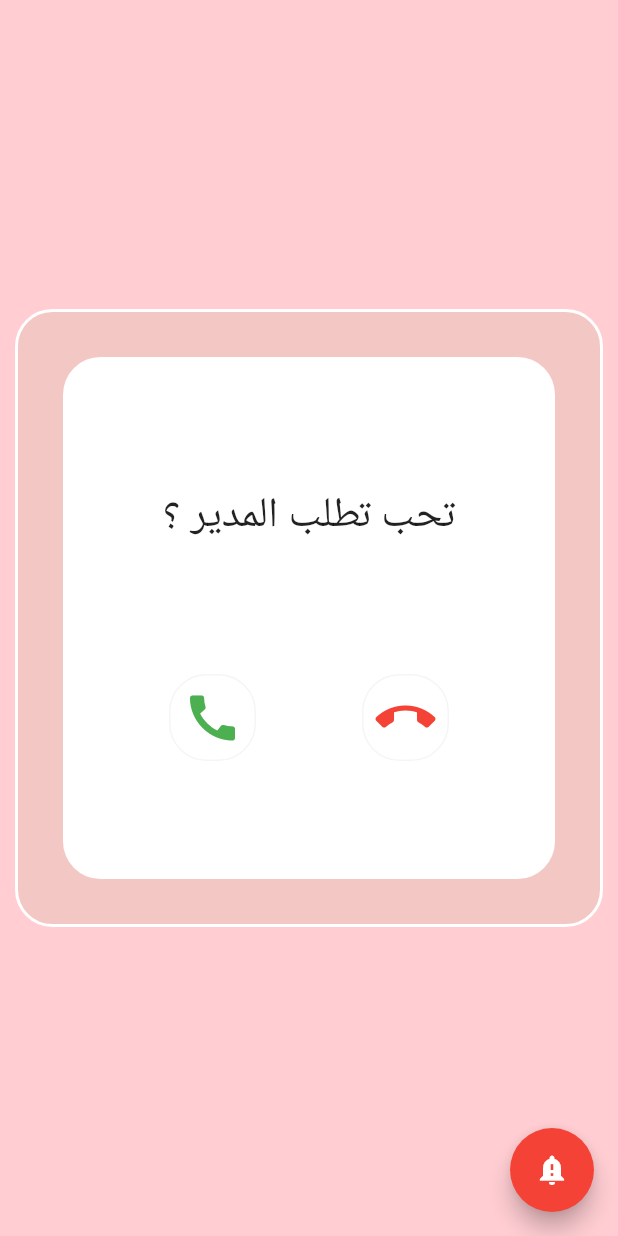
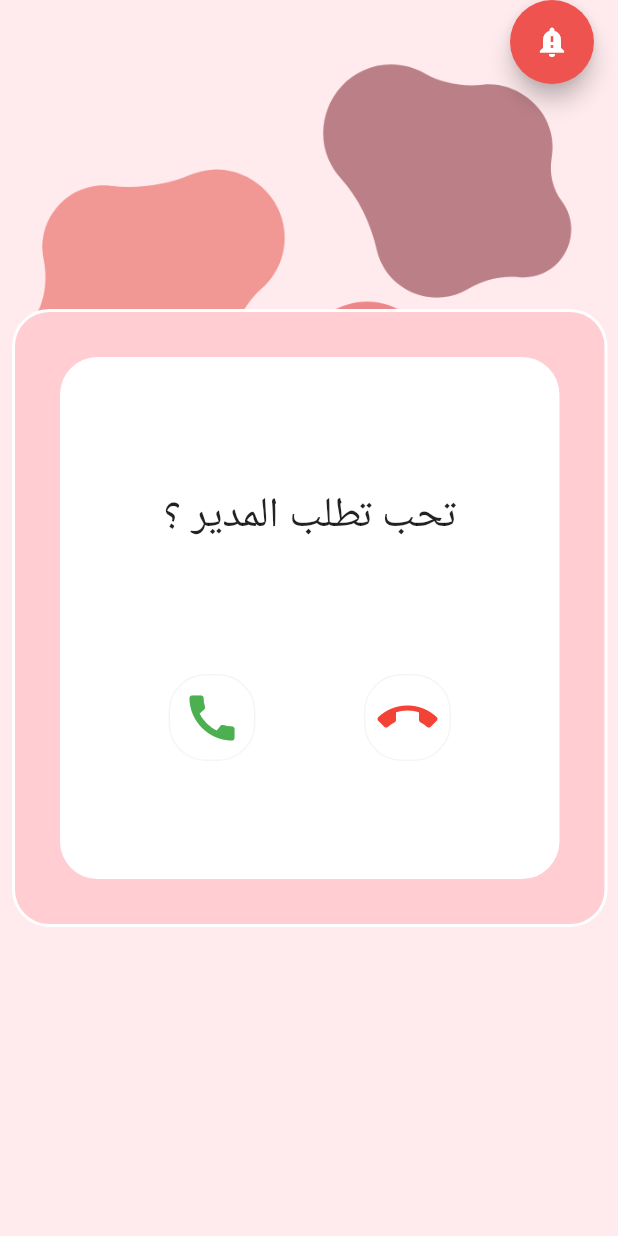
Before and after one commit to taharh/Hack_4Her, a Flutter app: the Calendar screen opened directly, after a tap on the "notification important" icon, on a phone screen of 412 x 824 dp. Run offline on Flutter 3.47's test engine with Material 2 defaults, Android fonts, the light colour scheme and no system bars; our stand-ins replace fluttertoast, shared_preferences, splashscreen, syncfusion_flutter_calendar; missing offline and left inert: flutter_dialogflow, sk_onboarding_screen; accounts and stored records are empty.

Commit message:
fixed calendar

```diff
--- a/lib/calendar.dart
+++ b/lib/calendar.dart
@@ -8,7 +8,6 @@ class Calendar extends StatefulWidget {
 }
 
 class _CalendarState extends State<Calendar> {
-
   int pos = 1;
 
   switchi() {
@@ -22,31 +21,50 @@ class _CalendarState extends State<Calendar> {
   Widget build(BuildContext context) {
     return Container(
       child: Scaffold(
-        backgroundColor: Colors.red[100],
-        body: pos > 0 ? setCalendar() : setCall(),
+        backgroundColor: Colors.red[50],
+        body: Stack(
+          children: [
+            Positioned(
+                child: Container(
+              height: MediaQuery.of(context).size.height,
+              width: MediaQuery.of(context).size.width,
+            )),
+            Positioned(child: Image.asset("images/header.png")),
+            Positioned(
+                top: MediaQuery.of(context).size.height / 4,
+                left: 8,
+                child: Container(
+                  width: MediaQuery.of(context).size.width-15,
+                  child: pos > 0 ? setCalendar() : setCall(),
+                )),
+          ],
+        ),
+        floatingActionButtonLocation: FloatingActionButtonLocation.endTop,
         floatingActionButton: FloatingActionButton(
+          backgroundColor: Colors.red[400],
           onPressed: () {
             switchi();
           },
-          child: Icon(Icons.notification_important),
+          child: Icon(
+            Icons.notification_important,
+            color: Colors.white,
+          ),
         ),
       ),
     );
   }
 
   Widget setCalendar() {
-    return Center(
-      child: Container(
-        margin: EdgeInsets.all(10),
+    return Container(
       decoration: BoxDecoration(
         border: Border.all(color: Colors.white, width: 2),
         borderRadius: BorderRadius.circular(25),
-          color: Color(0x16748431),
+        color: Colors.red[100],
       ),
       width: MediaQuery.of(context).size.width,
       height: MediaQuery.of(context).size.width,
       child: Padding(
-          padding: const EdgeInsets.all(30.0),
+        padding: const EdgeInsets.all(20.0),
         child: SfCalendar(
           view: CalendarView.month,
           showNavigationArrow: true,
@@ -54,13 +72,10 @@ class _CalendarState extends State<Calendar> {
           onTap: (CalendarTapDetails details) {
             DateTime date = details.date;
             if (date.toString().substring(5, 10) == "12-12") {
-                Navigator.push(
-                    context,
-                    MaterialPageRoute(
-                        builder: (context) => Authentification()));
+              Navigator.push(context,
+                  MaterialPageRoute(builder: (context) => Authentification()));
             }
           },
-          ),
         ),
       ),
     );
@@ -69,11 +84,10 @@ class _CalendarState extends State<Calendar> {
   Widget setCall() {
     return Center(
       child: Container(
-        margin: EdgeInsets.all(10),
       decoration: BoxDecoration(
         border: Border.all(color: Colors.white, width: 2),
         borderRadius: BorderRadius.circular(25),
-          color: Color(0x16748431),
+        color: Colors.red[100],
       ),
       width: MediaQuery.of(context).size.width,
       height: MediaQuery.of(context).size.width,
@@ -106,9 +120,7 @@ class _CalendarState extends State<Calendar> {
                           border: Border.all(width: 1, color: Colors.grey[100]),
                         ),
                         child: InkWell(
-                          onTap: (){
-
-                          },
+                            onTap: () {},
                             child: Icon(Icons.call,
                                 size: 40, color: Colors.green))),
                     Container(
--- a/pubspec.yaml
+++ b/pubspec.yaml
@@ -53,6 +53,7 @@ flutter:
   # To add assets to your application, add an assets section, like this:
   assets:
      - images/icon.png
+     - images/header.png
      - assets/services.json
 
   # An image asset can refer to one or more resolution-specific "variants", see
```
Also changed, not shown: lib/widgets/signup.dart (+27 -12 lines), images/header.png (added). Lines whose indentation alone changed are shown as unchanged.
